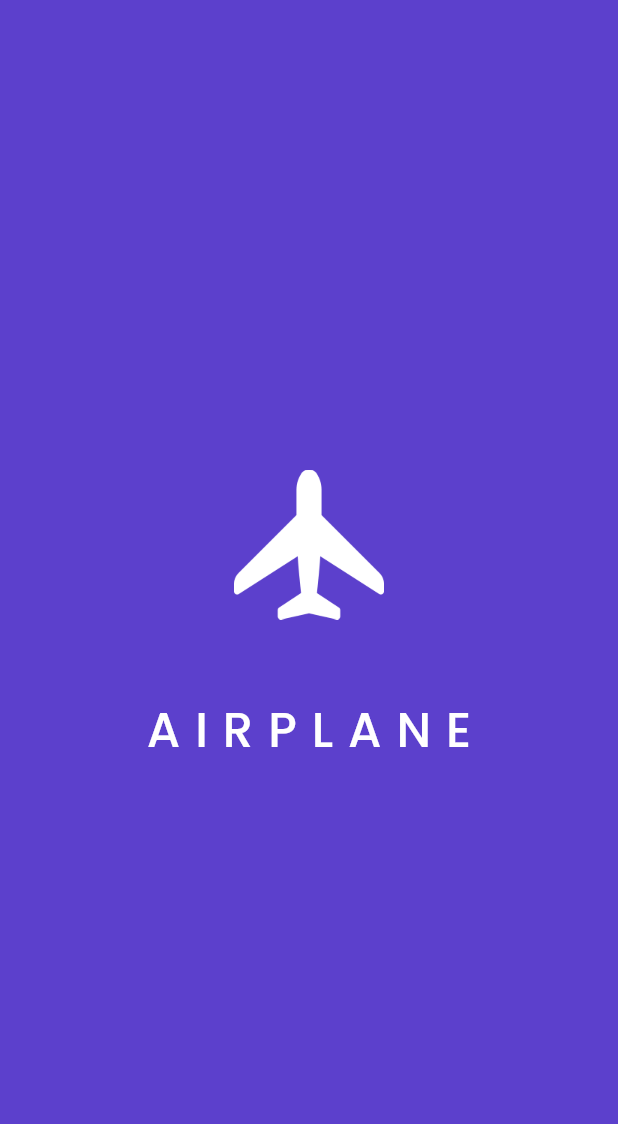
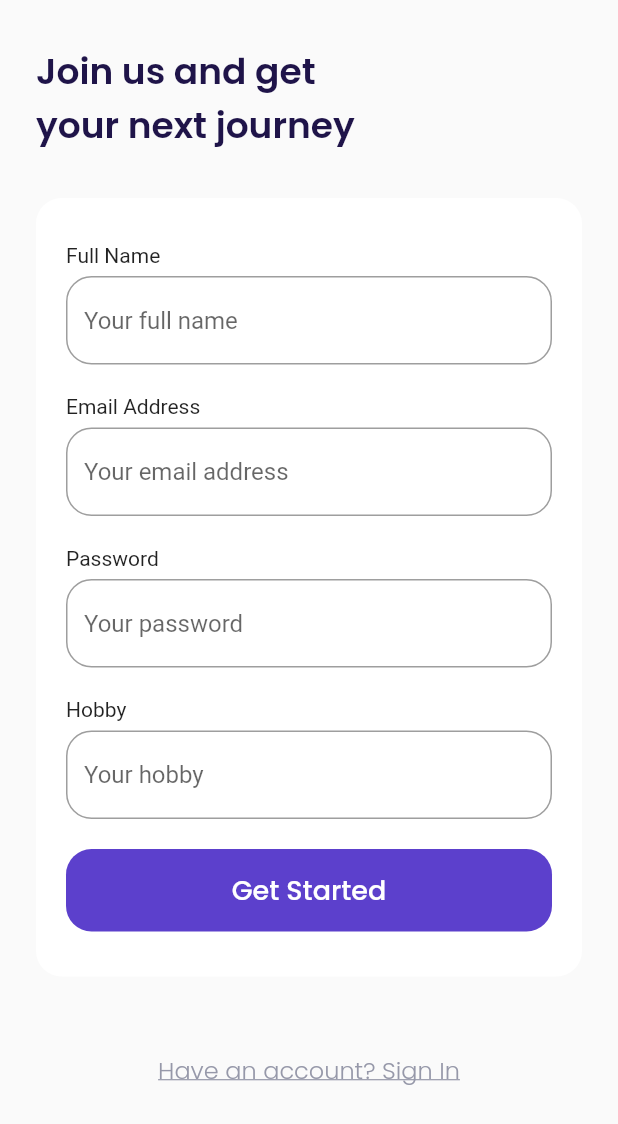
Before and after one commit to 123190026-prak-tpm-IF-G/airplane_app, a Flutter app: the screen it shows after launch, after a tap on "Get Started", on a phone screen of 412 x 824 dp. Shown: the top 1124 px of the screen. Run offline on Flutter 3.47's test engine with Material 2 defaults, Android fonts, the phone set to English and light mode, and no system bars; our stand-ins replace google_fonts.

Commit message:
feat(slicing): ui sign up , cutom text form

```diff
--- a/lib/main.dart
+++ b/lib/main.dart
@@ -1,4 +1,5 @@
 import 'package:my_app/ui/pages/get_started_page.dart';
+import 'package:my_app/ui/pages/sign_up_page.dart';
 import 'package:my_app/ui/pages/signin_page.dart';
 import 'package:flutter/material.dart';
 import 'package:my_app/ui/pages/splash_page.dart';
@@ -14,12 +15,14 @@ class MyApp extends StatelessWidget {
   Widget build(BuildContext context) {
     return MaterialApp(
       title: 'My App',
-      initialRoute: '/',
-      routes: {
-        '/': (context) => const SplashPage(),
-        '/get-started': (context) => const GetStartedPage(),
-        '/signin': (context) => const SignInPage(),
-      },
+      home: SignUpPage(),
+      // initialRoute: '/',
+      // routes: {
+      //   '/': (context) => SplashPage(),
+      //   '/get-started': (context) => GetStartedPage(),
+      //   '/signin': (context) => SignInPage(),
+      //   '/signup': (context) => SignUpPage(),
+      // },
     );
   }
 }
--- /dev/null
+++ b/lib/ui/pages/sign_up_page.dart
@@ -0,0 +1,127 @@
+import 'package:flutter/material.dart';
+import 'package:my_app/shared/theme.dart';
+import 'package:my_app/ui/widgets/custom_button.dart';
+import 'package:my_app/ui/widgets/custom_text_form_field.dart';
+
+class SignUpPage extends StatelessWidget {
+  SignUpPage({Key? key}) : super(key: key);
+
+  final TextEditingController nameController = TextEditingController(text: '');
+  final TextEditingController emailController = TextEditingController(text: '');
+  final TextEditingController passwordController =
+      TextEditingController(text: '');
+  final TextEditingController hobbyController = TextEditingController(text: '');
+
+  @override
+  Widget build(BuildContext context) {
+    Widget inputSection() {
+      Widget nameInput() {
+        return CustomTextFormField(
+          title: 'Full Name',
+          hintText: 'Your full name',
+          controller: nameController,
+        );
+      }
+
+      Widget emailInput() {
+        return CustomTextFormField(
+          title: 'Email Address',
+          hintText: 'Your email address',
+          controller: nameController,
+        );
+      }
+
+      Widget passwordInput() {
+        return CustomTextFormField(
+          title: 'Password',
+          hintText: 'Your password',
+          controller: nameController,
+        );
+      }
+
+      Widget hobbyInput() {
+        return CustomTextFormField(
+          title: 'Hobby',
+          hintText: 'Your hobby',
+          controller: nameController,
+        );
+      }
+
+      Widget submitButton() {
+        return CustomButton(
+          title: 'Get Started',
+          onPressed: () {},
+        );
+      }
+
+      return Container(
+        margin: const EdgeInsets.only(top: 30),
+        padding: const EdgeInsets.symmetric(
+          horizontal: 20,
+          vertical: 30,
+        ),
+        decoration: BoxDecoration(
+          color: kWhiteColor,
+          borderRadius: BorderRadius.circular(
+            defaultRadius,
+          ),
+        ),
+        child: Column(
+          children: [
+            nameInput(),
+            emailInput(),
+            passwordInput(),
+            hobbyInput(),
+            submitButton()
+          ],
+        ),
+      );
+    }
+
+    Widget signInButton() {
+      return GestureDetector(
+        onTap: () {
+          Navigator.pushNamed(context, '/sign-in');
+        },
+        child: Container(
+          alignment: Alignment.center,
+          margin: const EdgeInsets.only(
+            top: 50,
+            bottom: 73,
+          ),
+          child: Text(
+            'Have an account? Sign In',
+            style: greyTextStyle.copyWith(
+              fontSize: 16,
+              fontWeight: light,
+              decoration: TextDecoration.underline,
+            ),
+          ),
+        ),
+      );
+    }
+
+    return Scaffold(
+      backgroundColor: kBackgroundColor,
+      body: SafeArea(
+        child: ListView(
+          padding: EdgeInsets.symmetric(
+            horizontal: defaultMargin,
+          ),
+          children: [
+            Container(
+              margin: const EdgeInsets.only(top: 30),
+              child: Text('Join us and get\nyour next journey',
+                  style: blackTextStyle.copyWith(
+                    fontSize: 24,
+                    fontWeight: semiBold,
+                  )),
+            ),
+            inputSection(),
+            signInButton(),
+          ],
+        ),
+      ),
+    );
+  }
+}
--- /dev/null
+++ b/lib/ui/widgets/custom_text_form_field.dart
@@ -0,0 +1,56 @@
+import 'package:flutter/material.dart';
+import 'package:my_app/shared/theme.dart';
+
+class CustomTextFormField extends StatelessWidget {
+  final String title;
+  final String hintText;
+  final bool obscureText;
+  final TextEditingController controller;
+
+  const CustomTextFormField({
+    Key? key,
+    required this.title,
+    required this.hintText,
+    this.obscureText = false,
+    required this.controller,
+  }) : super(key: key);
+
+  @override
+  Widget build(BuildContext context) {
+    return Container(
+      margin: const EdgeInsets.only(bottom: 20),
+      child: Column(
+        crossAxisAlignment: CrossAxisAlignment.start,
+        children: [
+          Text(
+            title,
+          ),
+          const SizedBox(
+            height: 6,
+          ),
+          TextFormField(
+            cursorColor: kBlackColor,
+            obscureText: obscureText,
+            controller: controller,
+            decoration: InputDecoration(
+              hintText: hintText,
+              border: OutlineInputBorder(
+                borderRadius: BorderRadius.circular(
+                  defaultRadius,
+                ),
+              ),
+              focusedBorder: OutlineInputBorder(
+                borderRadius: BorderRadius.circular(
+                  defaultRadius,
+                ),
+                borderSide: BorderSide(
+                  color: kPrimaryColor,
+                ),
+              ),
+            ),
+          ),
+        ],
+      ),
+    );
+  }
+}
```
